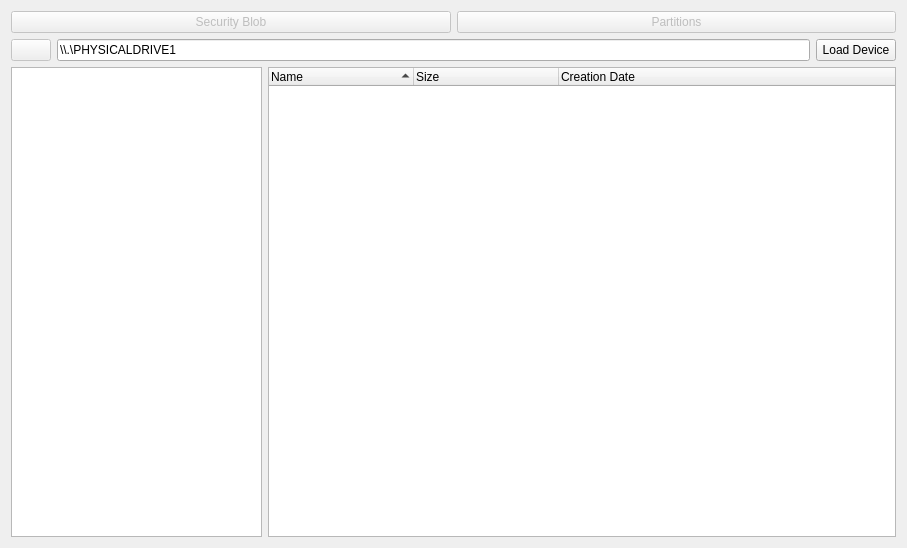
Qt form Velocity/deviceviewer.ui (hetelek/Velocity) before a commit.
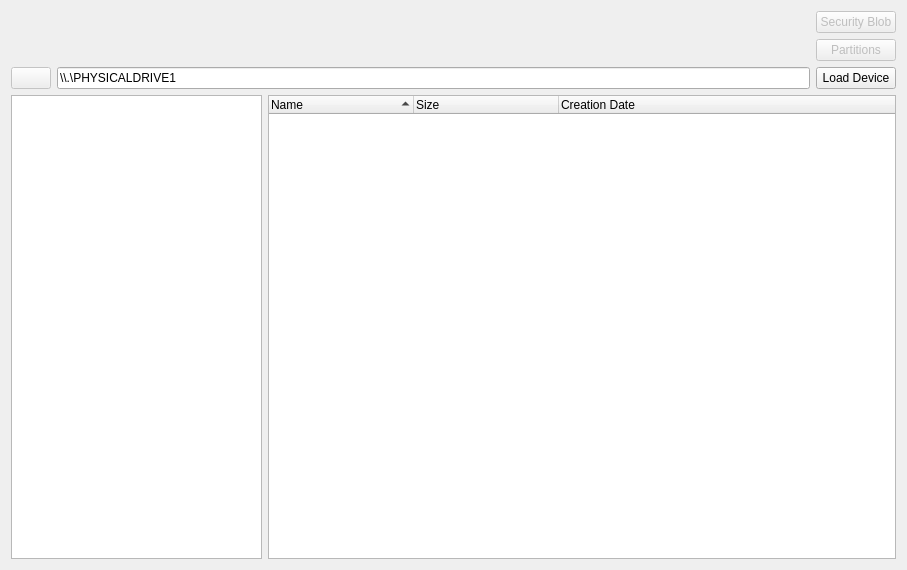
The same form after that commit. Icons and pictures are not drawn.

Patch:
```diff
--- a/Velocity/deviceviewer.ui
+++ b/Velocity/deviceviewer.ui
@@ -7,7 +7,7 @@
     <x>0</x>
     <y>0</y>
     <width>907</width>
-    <height>548</height>
+    <height>570</height>
    </rect>
   </property>
   <property name="minimumSize">
@@ -19,10 +19,50 @@
   <property name="windowTitle">
    <string>Device Viewer</string>
   </property>
-  <layout class="QVBoxLayout" name="verticalLayout_2">
+  <layout class="QVBoxLayout" name="verticalLayout_3">
    <item>
     <layout class="QHBoxLayout" name="horizontalLayout_2">
      <item>
+      <widget class="QLabel" name="label">
+       <property name="minimumSize">
+        <size>
+         <width>87</width>
+         <height>50</height>
+        </size>
+       </property>
+       <property name="maximumSize">
+        <size>
+         <width>87</width>
+         <height>50</height>
+        </size>
+       </property>
+       <property name="text">
+        <string/>
+       </property>
+       <property name="pixmap">
+        <pixmap resource="Resources.qrc">:/Images/harddrive.png</pixmap>
+       </property>
+       <property name="scaledContents">
+        <bool>true</bool>
+       </property>
+      </widget>
+     </item>
+     <item>
+      <spacer name="horizontalSpacer">
+       <property name="orientation">
+        <enum>Qt::Horizontal</enum>
+       </property>
+       <property name="sizeHint" stdset="0">
+        <size>
+         <width>40</width>
+         <height>20</height>
+        </size>
+       </property>
+      </spacer>
+     </item>
+     <item>
+      <layout class="QVBoxLayout" name="verticalLayout_2">
+       <item>
       <widget class="QPushButton" name="btnSecurityBlob">
        <property name="enabled">
         <bool>false</bool>
@@ -49,6 +89,8 @@
          <normaloff>:/Images/partition.png</normaloff>:/Images/partition.png</iconset>
        </property>
       </widget>
+       </item>
+      </layout>
      </item>
     </layout>
    </item>
```
Lines whose indentation alone changed are shown as unchanged.
